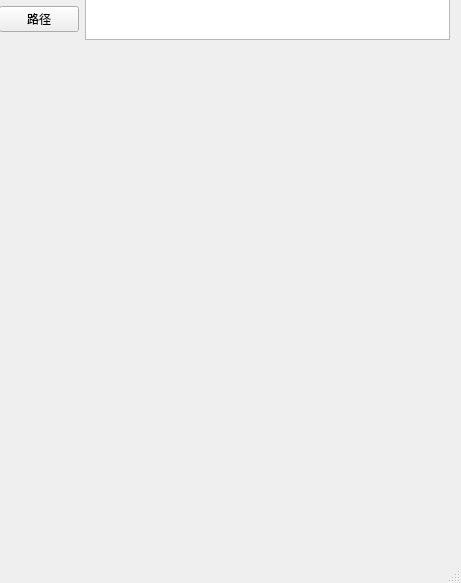
Qt form HexoBlogHelper/mainwindow.ui (Epi233/HexoBlogTool) before a commit.
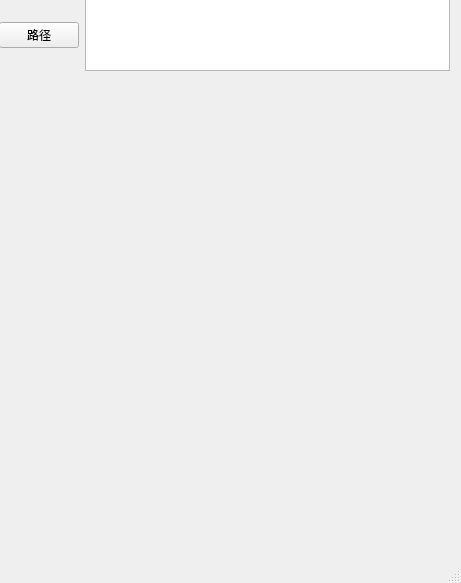
The same form after that commit.

The edit to the form file:
```diff
--- a/HexoBlogHelper/mainwindow.ui
+++ b/HexoBlogHelper/mainwindow.ui
@@ -20,7 +20,7 @@
       <x>-1</x>
       <y>-1</y>
       <width>451</width>
-      <height>41</height>
+      <height>72</height>
      </rect>
     </property>
     <layout class="QHBoxLayout" name="horizontalLayout">
@@ -44,9 +44,9 @@
     <property name="geometry">
      <rect>
       <x>0</x>
-      <y>40</y>
+      <y>70</y>
       <width>451</width>
-      <height>401</height>
+      <height>461</height>
      </rect>
     </property>
     <layout class="QVBoxLayout" name="itemList"/>
```
